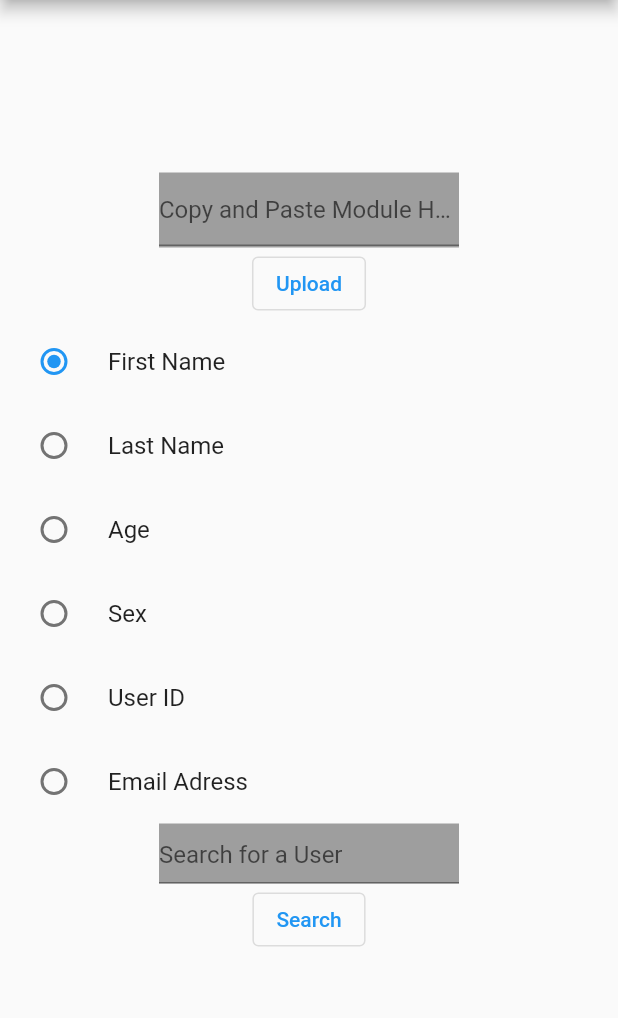
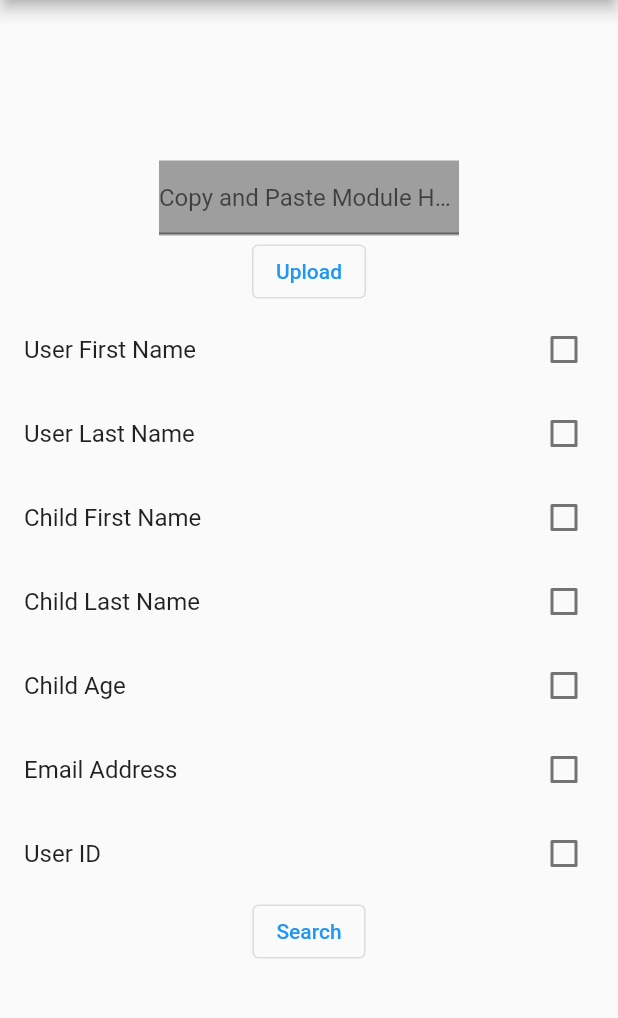
Before and after one commit to ALASKAWARRIORS/HealthLit, a Flutter app: the screen it shows after launch, on a phone screen of 412 x 824 dp, the part 84-1102 px from its top. Run offline on Flutter 3.47's test engine with Material 2 defaults, Android fonts, the phone set to English and light mode, and no system bars; our stand-ins replace cloud_firestore, firebase_auth, firebase_core, flip_card; missing offline and left inert: flutter_simple_calculator; accounts and stored records are empty.

Commit message:
Multiple Filters(BROKEN)
Added Multiple Filters. Doesn't work yet

```diff
--- a/Web_Application/webapp/lib/main.dart
+++ b/Web_Application/webapp/lib/main.dart
@@ -46,8 +46,6 @@ class UserSearchForm extends StatefulWidget {
   _UserSearchFormState createState() => _UserSearchFormState();
 }
 
-enum filterType {F_Name, L_Name, Age, Sex, U_ID, Email}
-
 // Define a corresponding State class.
 // This class holds the data related to the Form.
 class _UserSearchFormState extends State<UserSearchForm> {
@@ -55,10 +53,17 @@ class _UserSearchFormState extends State<UserSearchForm> {
   // of the TextField.
   final moduleController = TextEditingController();
   final userController = TextEditingController();
-  final CollectionReference moduleCollection = FirebaseFirestore.instance.collection("modules");
+  final userFNController = TextEditingController();
+  final userLNController = TextEditingController();
+  final childFNController = TextEditingController();
+  final childLNController = TextEditingController();
+  final childAgeController = TextEditingController();
+  final emailController = TextEditingController();
+  final userIDController = TextEditingController();
+  final CollectionReference moduleCollection = FirebaseFirestore.instance.collection("modules ");
   final CollectionReference userCollection = FirebaseFirestore.instance.collection("users");
   String input = "";
-  filterType? _filter = filterType.F_Name;
+  List<bool?> filtersList = [false, false, false, false, false, false, false];
 
   Future<void> addModule(String input) async {
     int counter = 1;
@@ -67,21 +72,47 @@ class _UserSearchFormState extends State<UserSearchForm> {
         counter = counter + 1;
         });
     });
-    print(counter);
     String newMod = "Module" + counter.toString();
-    print(newMod);
     moduleCollection.add({
       "title": newMod,
       "content": input
     });
-    print("finished");
   }
+  Future<void> filterCollection() async {
+    Query currentQuery = userCollection.orderBy("Userfirstname");
+    String newString = "";
 
-  Future<void> getAllUsers() async {
-    String newString = "";
-    await userCollection.get().then((QuerySnapshot querySnapshot) {
+    if(filtersList[0] == true)
+    {
+      currentQuery = currentQuery.where("Userfirstname", isEqualTo: userFNController.text);
+    }
+    if(filtersList[1] == true)
+    {
+      currentQuery = currentQuery.where("Userlastname", isEqualTo: userLNController.text);
+    }
+    if(filtersList[2] == true)
+    {
+      currentQuery = currentQuery.where("childfname", isEqualTo: childFNController.text);
+    }
+    if(filtersList[3] == true)
+    {
+      currentQuery = currentQuery.where("childlname", isEqualTo: childLNController.text);
+    }
+    if(filtersList[4] == true)
+    {
+      currentQuery = currentQuery.where("childAge", isEqualTo: childAgeController.text);
+    }
+    if(filtersList[5] == true)
+    {
+      currentQuery = currentQuery.where("email", isEqualTo: emailController.text);
+    }
+    if(filtersList[6] == true)
+    {
+      currentQuery = currentQuery.where("uid", isEqualTo: userIDController.text);
+    }
+    await currentQuery.get().then((QuerySnapshot querySnapshot) {
       querySnapshot.docs.forEach((doc) {
-        newString = newString + doc["First_Name"] + " " + doc["Last_Name"] + " " + doc["Age"].toString() + " " + doc["Sex"] + "  " + doc["User_ID"] + " " + doc["Email"] + "\n";
+        newString = newString + doc["Userfirstname"] + " " + doc["Userlastname"] + " " + doc["childfname"] + " " + doc["childlname"] + "  " + doc["childAge"] + " " + doc["email"] + " " + doc["uid"] + "\n";
       });
     });
     setState(() {
@@ -89,117 +120,138 @@ class _UserSearchFormState extends State<UserSearchForm> {
     });
   }
 
-  Future<void> getUsersFN (String F_Name) async {
-    String newString = "";
-    await userCollection.where("First_Name", isEqualTo: F_Name).get().then((QuerySnapshot querySnapshot) {
-      querySnapshot.docs.forEach((doc) {
-        newString = newString + doc["First_Name"] + " " + doc["Last_Name"] + " " + doc["Age"].toString() + " " + doc["Sex"] + "  " + doc["User_ID"] + " " + doc["Email"] + "\n";
-      });
-    });
-    print("Done");
-    setState(() {
-      input = newString;
-      print(input);
-    });
+  List<Widget> getContainers (){
+    List<Widget> FilterBoxes = [];
+    if(filtersList[0] == true)
+    {
+      FilterBoxes.add(
+        Container(
+          width: 200,
+          height: 50,
+          color: Colors.grey,
+          child: Center(
+            child: TextField(
+              controller: userFNController,
+              decoration: InputDecoration(
+                hintText: 'User First Name'
+              )
+            )
+          )
+        )
+      );
+    }
+    if(filtersList[1] == true)
+    {
+      FilterBoxes.add(
+        Container(
+          width: 200,
+          height: 50,
+          color: Colors.grey,
+          child: Center(
+            child: TextField(
+              controller: userLNController,
+              decoration: InputDecoration(
+                hintText: 'User Last Name'
+              )
+            )
+          )
+        )
+      );
+    }
+    if(filtersList[2] == true)
+    {
+      FilterBoxes.add(
+        Container(
+          width: 200,
+          height: 50,
+          color: Colors.grey,
+          child: Center(
+            child: TextField(
+              controller: childFNController,
+              decoration: InputDecoration(
+                hintText: 'Child First Name'
+              )
+            )
+          )
+        )
+      );
+    }
+    if(filtersList[3] == true)
+    {
+      FilterBoxes.add(
+        Container(
+          width: 200,
+          height: 50,
+          color: Colors.grey,
+          child: Center(
+            child: TextField(
+              controller: childLNController,
+              decoration: InputDecoration(
+                hintText: 'Child Last Name'
+              )
+            )
+          )
+        )
+      );
+    }
+    if(filtersList[4] == true)
+    {
+      FilterBoxes.add(
+        Container(
+          width: 200,
+          height: 50,
+          color: Colors.grey,
+          child: Center(
+            child: TextField(
+              controller: childAgeController,
+              decoration: InputDecoration(
+                hintText: 'Child Age'
+              )
+            )
+          )
+        )
+      );
+    }
+    if(filtersList[5] == true)
+    {
+      FilterBoxes.add(
+        Container(
+          width: 200,
+          height: 50,
+          color: Colors.grey,
+          child: Center(
+            child: TextField(
+              controller: emailController,
+              decoration: InputDecoration(
+                hintText: 'Email'
+              )
+            )
+          )
+        )
+      );
+    }
+    if(filtersList[6] == true)
+    {
+      FilterBoxes.add(
+        Container(
+          width: 200,
+          height: 50,
+          color: Colors.grey,
+          child: Center(
+            child: TextField(
+              controller: userIDController,
+              decoration: InputDecoration(
+                hintText: 'User ID'
+              )
+            )
+          )
+        )
+      );
+    }
+    return FilterBoxes;
   }
 
-  Future<void> getUsersLN (String L_Name) async {
-    String newString = "";
-    await userCollection.where("Last_Name", isEqualTo: L_Name).get().then((QuerySnapshot querySnapshot) {
-      querySnapshot.docs.forEach((doc) {
-        newString = newString + doc["First_Name"] + " " + doc["Last_Name"] + " " + doc["Age"].toString() + " " + doc["Sex"] + "  " + doc["User_ID"] + " " + doc["Email"] + "\n";
-      });
-    });
-    setState(() {
-      input = newString;
-    });
-  }
 
-  Future<void> getUsersAge (String Age) async {
-    String newString = "";
-    await userCollection.where("Age", isEqualTo: int.parse(Age)).get().then((QuerySnapshot querySnapshot) {
-      querySnapshot.docs.forEach((doc) {
-        newString = newString + doc["First_Name"] + " " + doc["Last_Name"] + " " + doc["Age"].toString() + " " + doc["Sex"] + "  " + doc["User_ID"] + " " + doc["Email"] + "\n";
-      });
-    });
-    setState(() {
-      input = newString;
-    });
-  }
-
-  Future<void> getUsersSex (String Sex) async {
-    String newString = "";
-    await userCollection.where("Sex", isEqualTo: Sex).get().then((QuerySnapshot querySnapshot) {
-      querySnapshot.docs.forEach((doc) {
-        newString = newString + doc["First_Name"] + " " + doc["Last_Name"] + " " + doc["Age"].toString() + " " + doc["Sex"] + "  " + doc["User_ID"] + " " + doc["Email"] + "\n";
-      });
-    });
-    setState(() {
-      input = newString;
-    });
-  }
-  Future<void> getUsersUID (String User_ID) async {
-    String newString = "";
-    await userCollection.where("User_ID", isEqualTo: User_ID).get().then((QuerySnapshot querySnapshot) {
-      querySnapshot.docs.forEach((doc) {
-        newString = newString + doc["First_Name"] + " " + doc["Last_Name"] + " " + doc["Age"].toString() + " " + doc["Sex"] + "  " + doc["User_ID"] + " " + doc["Email"] + "\n";
-      });
-    });
-    setState(() {
-      input = newString;
-    });
-  }
-
-  Future<void> getUsersEmail (String Email) async {
-    String newString = "";
-    await userCollection.where("Email", isEqualTo: Email).get().then((QuerySnapshot querySnapshot) {
-      querySnapshot.docs.forEach((doc) {
-        newString = newString + doc["First_Name"] + " " + doc["Last_Name"] + " " + doc["Age"].toString() + " " + doc["Sex"] + "  " + doc["User_ID"] + " " + doc["Email"] + "\n";
-      });
-    });
-    setState(() {
-      input = newString;
-    });
-  }
-
-  void updateInput(String input)
-  {
-    print(input);
-    if(input.isEmpty)
-    {
-      getAllUsers();
-    }
-    else if(_filter == filterType.F_Name)
-    {
-
-      getUsersFN(input);
-    }
-    else if(_filter == filterType.L_Name)
-    {
-
-      getUsersLN(input);
-    }
-    else if(_filter == filterType.Age)
-    {
-
-      getUsersAge(input);
-    }
-    else if(_filter == filterType.Sex)
-    {
-
-      getUsersSex(input);
-    }
-    else if(_filter == filterType.U_ID)
-    {
-
-      getUsersUID(input);
-    }
-    else if(_filter == filterType.Email)
-    {
-
-      getUsersEmail(input);
-    }
-  }
 
   @override
   Widget build(BuildContext context) {
@@ -230,82 +282,69 @@ class _UserSearchFormState extends State<UserSearchForm> {
               },
               child: Text("Upload"),
             ),
-            RadioListTile(
-              title: Text("First Name"),
-              value: filterType.F_Name,
-              groupValue: _filter,
-              onChanged: (filterType? value) {
+            CheckboxListTile(
+              title: const Text("User First Name"),
+              value: filtersList[0],
+              onChanged: (bool? value){
                 setState(() {
-                  _filter = value;
+                  filtersList[0] = value;
                 });
-              }
-            ),
-            RadioListTile(
-              title: Text("Last Name"),
-              value: filterType.L_Name,
-              groupValue: _filter,
-              onChanged: (filterType? value) {
+              }),
+              CheckboxListTile(
+              title: const Text("User Last Name"),
+              value: filtersList[1],
+              onChanged: (bool? value){
                 setState(() {
-                  _filter = value;
+                  filtersList[1] = value;
                 });
-              }
-            ),
-            RadioListTile(
-              title: Text("Age"),
-              value: filterType.Age,
-              groupValue: _filter,
-              onChanged: (filterType? value) {
+              }),
+              CheckboxListTile(
+              title: const Text("Child First Name"),
+              value: filtersList[2],
+              onChanged: (bool? value){
                 setState(() {
-                  _filter = value;
+                  filtersList[2] = value;
                 });
-              }
-            ),
-            RadioListTile(
-              title: Text("Sex"),
-              value: filterType.Sex,
-              groupValue: _filter,
-              onChanged: (filterType? value) {
+              }),
+              CheckboxListTile(
+              title: const Text("Child Last Name"),
+              value: filtersList[3],
+              onChanged: (bool? value){
                 setState(() {
-                  _filter = value;
+                  filtersList[3] = value;
                 });
-              }
-            ),
-            RadioListTile(
-              title: Text("User ID"),
-              value: filterType.U_ID,
-              groupValue: _filter,
-              onChanged: (filterType? value) {
+              }),
+              CheckboxListTile(
+              title: const Text("Child Age"),
+              value: filtersList[4],
+              onChanged: (bool? value){
                 setState(() {
-                  _filter = value;
+                  filtersList[4] = value;
                 });
-              }
-            ),
-            RadioListTile(
-              title: Text("Email Adress"),
-              value: filterType.Email,
-              groupValue: _filter,
-              onChanged: (filterType? value) {
+              }),
+              CheckboxListTile(
+              title: const Text("Email Address"),
+              value: filtersList[5],
+              onChanged: (bool? value){
                 setState(() {
-                  _filter = value;
+                  filtersList[5] = value;
                 });
-              }
-            ),
-            Container(
-              width: 200,
-              height: 40,
-              color: Colors.grey,
-              child: Center(
-                child: TextField(
-                  controller: userController,
-                  decoration: InputDecoration(
-                    hintText: 'Search for a User',
-                  )
-                )
-              )
+              }),
+              CheckboxListTile(
+              title: const Text("User ID"),
+              value: filtersList[6],
+              onChanged: (bool? value){
+                setState(() {
+                  filtersList[6] = value;
+                });
+              }),
+            Row(
+              mainAxisAlignment: MainAxisAlignment.center,
+              children: getContainers(),
             ),
             OutlinedButton(
               onPressed: () {
-                updateInput(userController.text);
+                filterCollection();
               },
               child: Text("Search"),
             ),
--- /dev/null
+++ b/Web_Application/webapp/lib/prev_build.dart
@@ -0,0 +1,337 @@
+import 'package:flutter/material.dart';
+import 'package:firebase_core/firebase_core.dart';
+import 'package:cloud_firestore/cloud_firestore.dart';
+
+void main() {
+  runApp(MyApp());
+}
+
+class MyApp extends StatelessWidget {
+  MyApp({Key? key}) : super(key: key);
+
+  final Future<FirebaseApp> _initialization = Firebase.initializeApp();
+  // This widget is the root of your application.
+  @override
+  Widget build(BuildContext context) {
+    return MaterialApp(
+      title: 'Flutter Demo',
+      theme: ThemeData(
+        primarySwatch: Colors.green,
+      ),
+      home: FutureBuilder(
+        future:_initialization,
+        builder: (context, snapshot) {
+          if (snapshot.hasError) {
+            print("Error");
+          }
+          if (snapshot.connectionState == ConnectionState.done)
+          {
+            return MaterialApp(
+              title: "Web Portal",
+              home: UserSearchForm(),
+            );
+          }
+          return CircularProgressIndicator();
+        }
+      ),
+    );
+  }
+}
+
+// Define a custom Form widget.
+class UserSearchForm extends StatefulWidget {
+  const UserSearchForm({Key? key}) : super(key: key);
+
+  @override
+  _UserSearchFormState createState() => _UserSearchFormState();
+}
+
+enum filterType {F_Name, L_Name, CF_Name, CL_Name, C_Age, U_ID, Email}
+
+// Define a corresponding State class.
+// This class holds the data related to the Form.
+class _UserSearchFormState extends State<UserSearchForm> {
+  // Create a text controller and use it to retrieve the current value
+  // of the TextField.
+  final moduleController = TextEditingController();
+  final userController = TextEditingController();
+  final CollectionReference moduleCollection = FirebaseFirestore.instance.collection("modules ");
+  final CollectionReference userCollection = FirebaseFirestore.instance.collection("users");
+  String input = "";
+  filterType? _filter = filterType.F_Name;
+
+  Future<void> addModule(String input) async {
+    int counter = 1;
+    await moduleCollection.get().then((QuerySnapshot querySnapshot) {
+      querySnapshot.docs.forEach((doc) {
+        counter = counter + 1;
+        });
+    });
+    String newMod = "Module" + counter.toString();
+    moduleCollection.add({
+      "title": newMod,
+      "content": input
+    });
+  }
+
+  Future<void> getAllUsers() async {
+    String newString = "";
+    await userCollection.get().then((QuerySnapshot querySnapshot) {
+      querySnapshot.docs.forEach((doc) {
+        newString = newString + doc["Userfirstname"] + " " + doc["Userlastname"] + " " + doc["childfname"] + " " + doc["childlname"] + "  " + doc["childAge"] + " " + doc["email"] + " " + doc["uid"] + "\n";
+      });
+    });
+    setState(() {
+      input = newString;
+    });
+  }
+
+  Future<void> getUsersFN (String F_Name) async {
+    String newString = "";
+    await userCollection.where("Userfirstname", isEqualTo: F_Name).get().then((QuerySnapshot querySnapshot) {
+      querySnapshot.docs.forEach((doc) {
+        newString = newString + doc["Userfirstname"] + " " + doc["Userlastname"] + " " + doc["childfname"] + " " + doc["childlname"] + "  " + doc["childAge"] + " " + doc["email"] + " " + doc["uid"] + "\n";
+      });
+    });
+    print("Done");
+    setState(() {
+      input = newString;
+      print(input);
+    });
+  }
+
+  Future<void> getUsersLN (String L_Name) async {
+    String newString = "";
+    await userCollection.where("Userlastname", isEqualTo: L_Name).get().then((QuerySnapshot querySnapshot) {
+      querySnapshot.docs.forEach((doc) {
+        newString = newString + doc["Userfirstname"] + " " + doc["Userlastname"] + " " + doc["childfname"] + " " + doc["childlname"] + "  " + doc["childAge"] + " " + doc["email"] + " " + doc["uid"] + "\n";
+      });
+    });
+    setState(() {
+      input = newString;
+    });
+  }
+
+  Future<void> getUsersChildAge (String Age) async {
+    String newString = "";
+    await userCollection.where("childAge", isEqualTo: Age).get().then((QuerySnapshot querySnapshot) {
+      querySnapshot.docs.forEach((doc) {
+        newString = newString + doc["Userfirstname"] + " " + doc["Userlastname"] + " " + doc["childfname"] + " " + doc["childlname"] + "  " + doc["childAge"] + " " + doc["email"] + " " + doc["uid"] + "\n";
+      });
+    });
+    setState(() {
+      input = newString;
+    });
+  }
+
+   Future<void> getUsersCFN (String F_Name) async {
+    String newString = "";
+    await userCollection.where("childfname", isEqualTo: F_Name).get().then((QuerySnapshot querySnapshot) {
+      querySnapshot.docs.forEach((doc) {
+        newString = newString + doc["Userfirstname"] + " " + doc["Userlastname"] + " " + doc["childfname"] + " " + doc["childlname"] + "  " + doc["childAge"] + " " + doc["email"] + " " + doc["uid"] + "\n";
+      });
+    });
+    print("Done");
+    setState(() {
+      input = newString;
+      print(input);
+    });
+  }
+
+  Future<void> getUsersCLN (String L_Name) async {
+    String newString = "";
+    await userCollection.where("childlname", isEqualTo: L_Name).get().then((QuerySnapshot querySnapshot) {
+      querySnapshot.docs.forEach((doc) {
+        newString = newString + doc["Userfirstname"] + " " + doc["Userlastname"] + " " + doc["childfname"] + " " + doc["childlname"] + "  " + doc["childAge"] + " " + doc["email"] + " " + doc["uid"] + "\n";
+      });
+    });
+    setState(() {
+      input = newString;
+    });
+  }
+  Future<void> getUsersUID (String User_ID) async {
+    String newString = "";
+    await userCollection.where("uid", isEqualTo: User_ID).get().then((QuerySnapshot querySnapshot) {
+      querySnapshot.docs.forEach((doc) {
+        newString = newString + doc["Userfirstname"] + " " + doc["Userlastname"] + " " + doc["childfname"] + " " + doc["childlname"] + "  " + doc["childAge"] + " " + doc["email"] + " " + doc["uid"] + "\n";
+      });
+    });
+    setState(() {
+      input = newString;
+    });
+  }
+
+  Future<void> getUsersEmail (String Email) async {
+    String newString = "";
+    await userCollection.where("email", isEqualTo: Email).get().then((QuerySnapshot querySnapshot) {
+      querySnapshot.docs.forEach((doc) {
+        newString = newString + doc["Userfirstname"] + " " + doc["Userlastname"] + " " + doc["childfname"] + " " + doc["childlname"] + "  " + doc["childAge"] + " " + doc["email"] + " " + doc["uid"] + "\n";
+      });
+    });
+    setState(() {
+      input = newString;
+    });
+  }
+
+  void updateInput(String input)
+  {
+    print(input);
+    if(input.isEmpty)
+    {
+      getAllUsers();
+    }
+    else if(_filter == filterType.F_Name)
+    {
+      getUsersFN(input);
+    }
+    else if(_filter == filterType.L_Name)
+    {
+      getUsersLN(input);
+    }
+    else if(_filter == filterType.CF_Name)
+    {
+      getUsersCFN(input);
+    }
+    else if(_filter == filterType.CL_Name)
+    {
+      getUsersCLN(input);
+    }
+    else if(_filter == filterType.C_Age)
+    {
+      getUsersChildAge(input);
+    }
+    else if(_filter == filterType.U_ID)
+    {
+      getUsersUID(input);
+    }
+    else if(_filter == filterType.Email)
+    {
+      getUsersEmail(input);
+    }
+  }
+
+  @override
+  Widget build(BuildContext context) {
+    return Scaffold(
+      appBar: AppBar(
+        title: Text("Web Portal"),
+      ),
+      body: Center(
+        child: Column(
+          mainAxisAlignment: MainAxisAlignment.center,
+          children: <Widget>[
+            Container(
+              width: 200,
+              height: 50,
+              color: Colors.grey,
+              child: Center(
+                child: TextField(
+                  controller: moduleController,
+                  decoration: InputDecoration(
+                    hintText: 'Copy and Paste Module Here'
+                  )
+                )
+              )
+            ),
+            OutlinedButton(
+              onPressed: () {
+                addModule(moduleController.text);
+              },
+              child: Text("Upload"),
+            ),
+            RadioListTile(
+              title: Text("First Name"),
+              value: filterType.F_Name,
+              groupValue: _filter,
+              onChanged: (filterType? value) {
+                setState(() {
+                  _filter = value;
+                });
+              }
+            ),
+            RadioListTile(
+              title: Text("Last Name"),
+              value: filterType.L_Name,
+              groupValue: _filter,
+              onChanged: (filterType? value) {
+                setState(() {
+                  _filter = value;
+                });
+              }
+            ),
+            RadioListTile(
+              title: Text("Child's First Name"),
+              value: filterType.CF_Name,
+              groupValue: _filter,
+              onChanged: (filterType? value) {
+                setState(() {
+                  _filter = value;
+                });
+              }
+            ),
+            RadioListTile(
+              title: Text("Child's Last Name"),
+              value: filterType.CL_Name,
+              groupValue: _filter,
+              onChanged: (filterType? value) {
+                setState(() {
+                  _filter = value;
+                });
+              }
+            ),
+            RadioListTile(
+              title: Text("Child's Age"),
+              value: filterType.C_Age,
+              groupValue: _filter,
+              onChanged: (filterType? value) {
+                setState(() {
+                  _filter = value;
+                });
+              }
+            ),
+            RadioListTile(
+              title: Text("Email Adress"),
+              value: filterType.Email,
+              groupValue: _filter,
+              onChanged: (filterType? value) {
+                setState(() {
+                  _filter = value;
+                });
+              }
+            ),
+            RadioListTile(
+              title: Text("User ID"),
+              value: filterType.U_ID,
+              groupValue: _filter,
+              onChanged: (filterType? value) {
+                setState(() {
+                  _filter = value;
+                });
+              }
+            ),
+            Container(
+              width: 200,
+              height: 40,
+              color: Colors.grey,
+              child: Center(
+                child: TextField(
+                  controller: userController,
+                  decoration: InputDecoration(
+                    hintText: 'Search for a User',
+                  )
+                )
+              )
+            ),
+            OutlinedButton(
+              onPressed: () {
+                updateInput(userController.text);
+              },
+              child: Text("Search"),
+            ),
+            Text(input)
+          ]
+        ),
+      ),
+    );
+  }
+}
```
